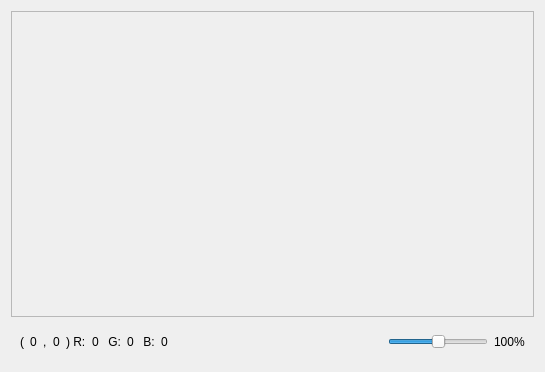
Ovilia/PIP, file src/ImageWidget.ui: the form before one commit.
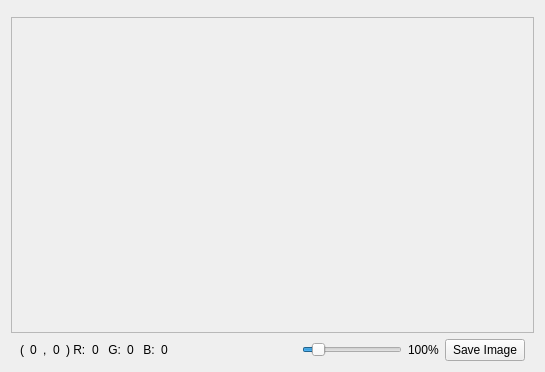
The form after the commit.

```diff
--- a/src/ImageWidget.ui
+++ b/src/ImageWidget.ui
@@ -20,9 +20,15 @@
    <string>Form</string>
   </property>
   <layout class="QGridLayout" name="gridLayout">
-   <item row="1" column="0">
+   <item row="2" column="0">
     <widget class="QWidget" name="widget" native="true">
      <layout class="QHBoxLayout" name="horizontalLayout">
+      <property name="topMargin">
+       <number>0</number>
+      </property>
+      <property name="bottomMargin">
+       <number>0</number>
+      </property>
       <item>
        <widget class="QWidget" name="infoWidget" native="true">
         <layout class="QHBoxLayout" name="horizontalLayout_2">
@@ -130,7 +136,7 @@
          </size>
         </property>
         <property name="maximum">
-         <number>200</number>
+         <number>1000</number>
         </property>
         <property name="pageStep">
          <number>20</number>
@@ -150,10 +156,17 @@
         </property>
        </widget>
       </item>
+      <item>
+       <widget class="QPushButton" name="saveButton">
+        <property name="text">
+         <string>Save Image</string>
+        </property>
+       </widget>
+      </item>
      </layout>
     </widget>
    </item>
-   <item row="0" column="0">
+   <item row="1" column="0">
     <widget class="QScrollArea" name="scrollArea">
      <property name="widgetResizable">
       <bool>true</bool>
@@ -163,14 +176,26 @@
        <rect>
         <x>0</x>
         <y>0</y>
-        <width>525</width>
-        <height>308</height>
+        <width>519</width>
+        <height>292</height>
        </rect>
       </property>
       <layout class="QVBoxLayout" name="verticalLayout"/>
      </widget>
     </widget>
    </item>
+   <item row="0" column="0">
+    <widget class="QWidget" name="widget_2" native="true">
+     <layout class="QHBoxLayout" name="horizontalLayout_3">
+      <property name="topMargin">
+       <number>0</number>
+      </property>
+      <property name="bottomMargin">
+       <number>0</number>
+      </property>
+     </layout>
+    </widget>
+   </item>
   </layout>
  </widget>
  <resources/>
```
